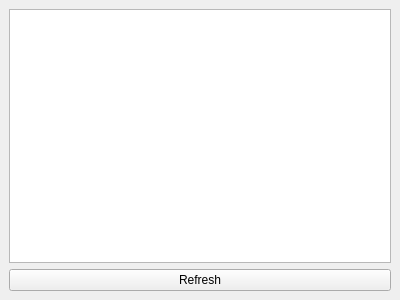
First picture: the form in logfileviewerfilterdockwidget.ui, repository KomplexMaster/LogViewer, before the edit.
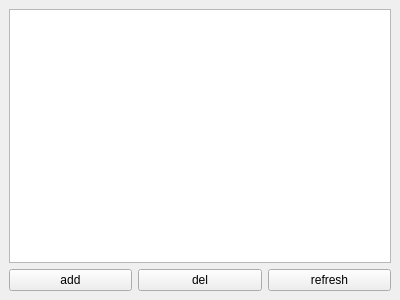
Second picture: the form after the edit.

Diff of the .ui file:
```diff
--- a/logfileviewerfilterdockwidget.ui
+++ b/logfileviewerfilterdockwidget.ui
@@ -15,7 +15,24 @@
   </property>
   <widget class="QWidget" name="dockWidgetContents">
    <layout class="QGridLayout" name="gridLayout">
+    <item row="0" column="0" colspan="3">
+     <widget class="QTreeView" name="treeView"/>
+    </item>
     <item row="1" column="0">
+     <widget class="QPushButton" name="pushButtonAdd">
+      <property name="text">
+       <string>add</string>
+      </property>
+     </widget>
+    </item>
+    <item row="1" column="1">
+     <widget class="QPushButton" name="pushButtonDel">
+      <property name="text">
+       <string>del</string>
+      </property>
+     </widget>
+    </item>
+    <item row="1" column="2">
      <widget class="QPushButton" name="pushButtonRefresh">
       <property name="maximumSize">
        <size>
@@ -27,13 +44,10 @@
        <locale language="English" country="UnitedStates"/>
       </property>
       <property name="text">
-       <string>Refresh</string>
+       <string>refresh</string>
       </property>
      </widget>
     </item>
-    <item row="0" column="0">
-     <widget class="QTreeView" name="treeView"/>
-    </item>
    </layout>
   </widget>
  </widget>
```
Left out of the diff: 39 changed lines with no effect on the pictures.
